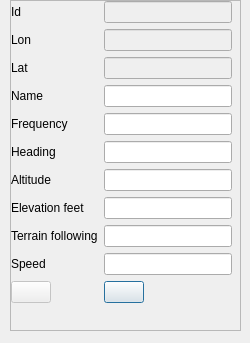
QDeltaSoft/qradiopredict, file QRadioPredict/mobileform.ui: the form before one commit.
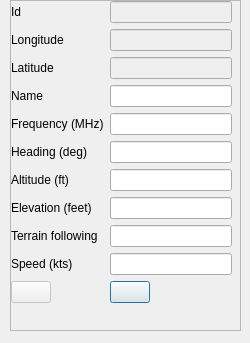
The form after the commit. Icons and pictures are not drawn.

```diff
--- a/QRadioPredict/mobileform.ui
+++ b/QRadioPredict/mobileform.ui
@@ -72,7 +72,7 @@
       <item row="5" column="0">
        <widget class="QLabel" name="label_2">
         <property name="text">
-         <string>Heading</string>
+         <string>Heading (deg)</string>
         </property>
        </widget>
       </item>
@@ -82,7 +82,7 @@
       <item row="6" column="0">
        <widget class="QLabel" name="label_3">
         <property name="text">
-         <string>Altitude</string>
+         <string>Altitude (ft)</string>
         </property>
        </widget>
       </item>
@@ -102,7 +102,7 @@
       <item row="9" column="0">
        <widget class="QLabel" name="label_5">
         <property name="text">
-         <string>Speed</string>
+         <string>Speed (kts)</string>
         </property>
        </widget>
       </item>
@@ -149,7 +149,7 @@
       <item row="4" column="0">
        <widget class="QLabel" name="frequencyLabel">
         <property name="text">
-         <string>Frequency</string>
+         <string>Frequency (MHz)</string>
         </property>
        </widget>
       </item>
@@ -173,7 +173,7 @@
       <item row="7" column="0">
        <widget class="QLabel" name="elevationFeetLabel">
         <property name="text">
-         <string>Elevation feet</string>
+         <string>Elevation (feet)</string>
         </property>
        </widget>
       </item>
@@ -183,7 +183,7 @@
       <item row="1" column="0">
        <widget class="QLabel" name="label_6">
         <property name="text">
-         <string>Lon</string>
+         <string>Longitude</string>
         </property>
        </widget>
       </item>
@@ -197,7 +197,7 @@
       <item row="2" column="0">
        <widget class="QLabel" name="label_7">
         <property name="text">
-         <string>Lat</string>
+         <string>Latitude</string>
         </property>
        </widget>
       </item>
```
